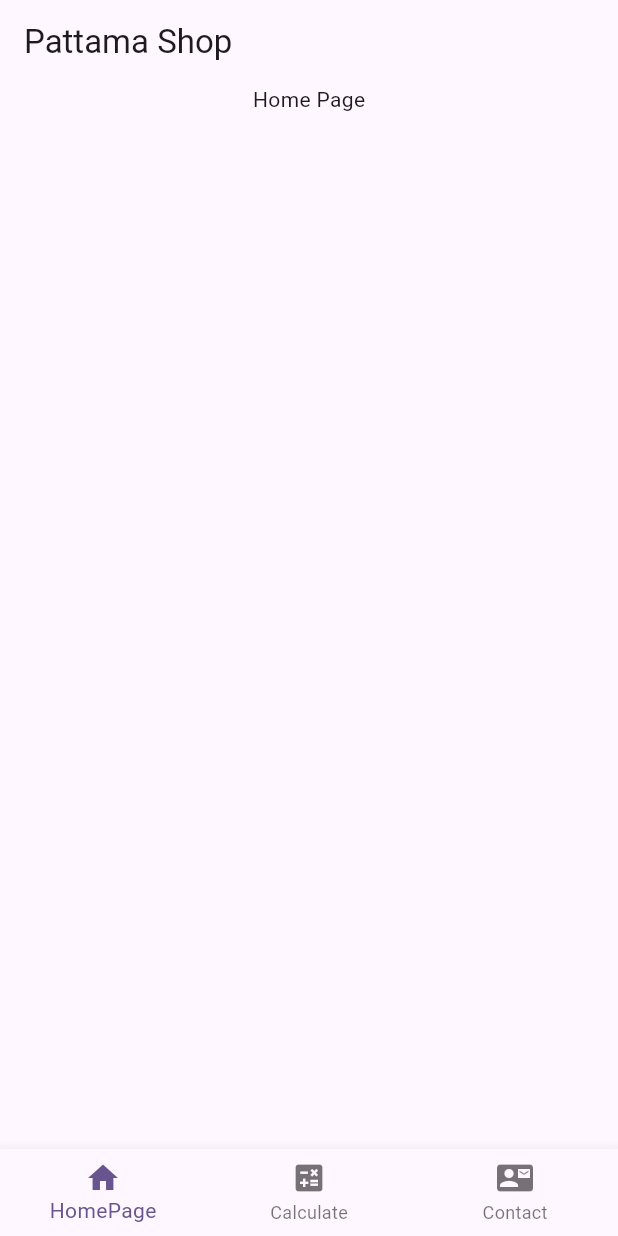
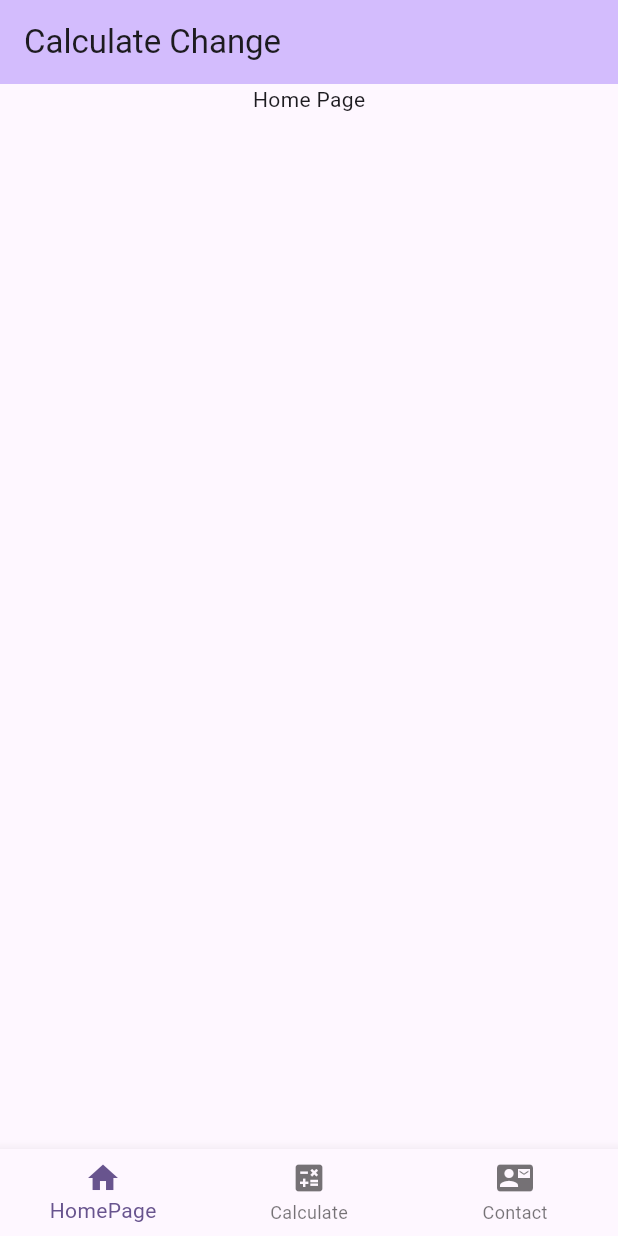
Before and after one commit to minthantko17/953464_firstapp, a Flutter app: the screen it shows after launch, on a phone screen of 412 x 824 dp. Run offline on Flutter 3.47's test engine with Material 3 defaults, Android fonts, the phone set to English and light mode, and no system bars.

```diff
--- a/lib/main.dart
+++ b/lib/main.dart
@@ -14,7 +14,7 @@ class MyApp extends StatelessWidget {
     return MaterialApp(
       title: 'Pattama Shop',
       theme: ThemeData(colorScheme: .fromSeed(seedColor: Colors.deepPurple)),
-      home: const MainPage(title: 'Pattama Shop'),
+      home: const MainPage(title: 'Calculate Change'),
     );
   }
 }
@@ -34,7 +34,10 @@ class _MainPageState extends State<MainPage> {
   @override
   Widget build(BuildContext context) {
     return Scaffold(
-      appBar: AppBar(title: Text(widget.title)),
+      appBar: AppBar(
+        backgroundColor: Theme.of(context).colorScheme.inversePrimary,
+        title: Text(widget.title),
+      ),
       body: tabs[_currentIndex],
       bottomNavigationBar: BottomNavigationBar(
         currentIndex: _currentIndex,
```
Also changed, not shown: lib/pages/calc.dart (+1 -11 lines), outputScreenshot/add_navbar1.png (added), outputScreenshot/add_navbar2.png (added), outputScreenshot/add_navbar3.png (added).
